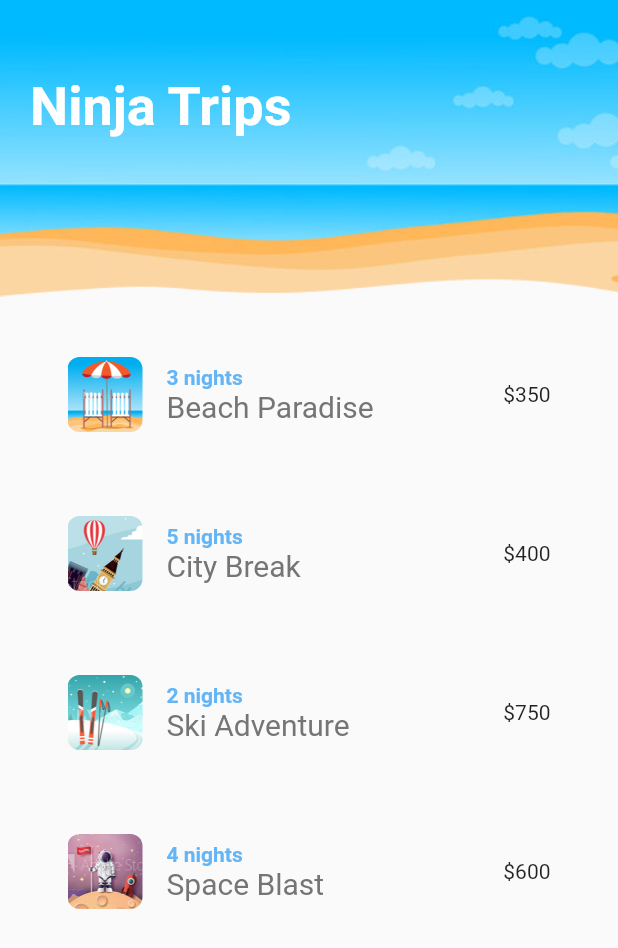
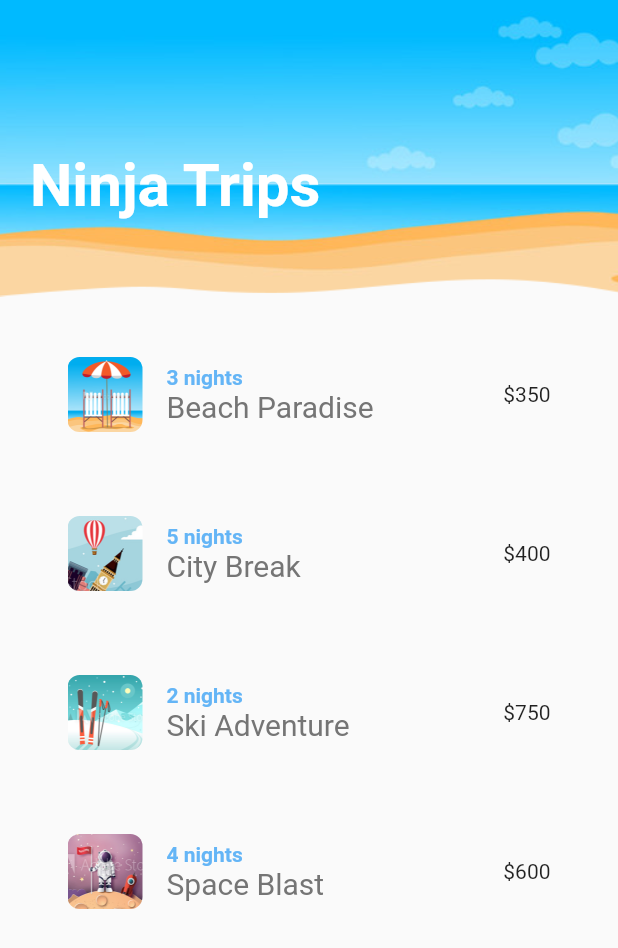
Before and after one commit to Dhruv100ni/Flutter-Animation, a Flutter app: the screen it shows after launch, on a phone screen of 412 x 824 dp. Shown: the top 948 px of the screen. Run offline on Flutter 3.47's test engine with Material 2 defaults, Android fonts, the phone set to English and light mode, and no system bars; missing offline and left inert: lipsum.

Commit message:
Update screenTitle.dart

```diff
--- a/lib/shared/screenTitle.dart
+++ b/lib/shared/screenTitle.dart
@@ -7,9 +7,27 @@ class ScreenTitle extends StatelessWidget {
 
   @override
   Widget build(BuildContext context) {
-    return Text(
-      text,
-      style: TextStyle(fontSize: 36, color: Colors.white, fontWeight: FontWeight.bold),
+    return TweenAnimationBuilder(
+      child: Text(
+        text,
+        style: TextStyle(
+          fontSize: 40,
+          fontWeight: FontWeight.bold,
+          color: Colors.white,
+        ),
+      ),
+      tween: Tween<double>(begin: 0, end: 1),
+      duration: Duration(seconds: 1),
+      curve: Curves.bounceInOut,
+      builder: (BuildContext context, double _val, Widget child) {
+        return Opacity(
+          opacity: _val,
+          child: Padding(
+            padding: EdgeInsets.only(top: _val * 50),
+            child: child,
+          ),
+        );
+      },
     );
   }
 }
```
